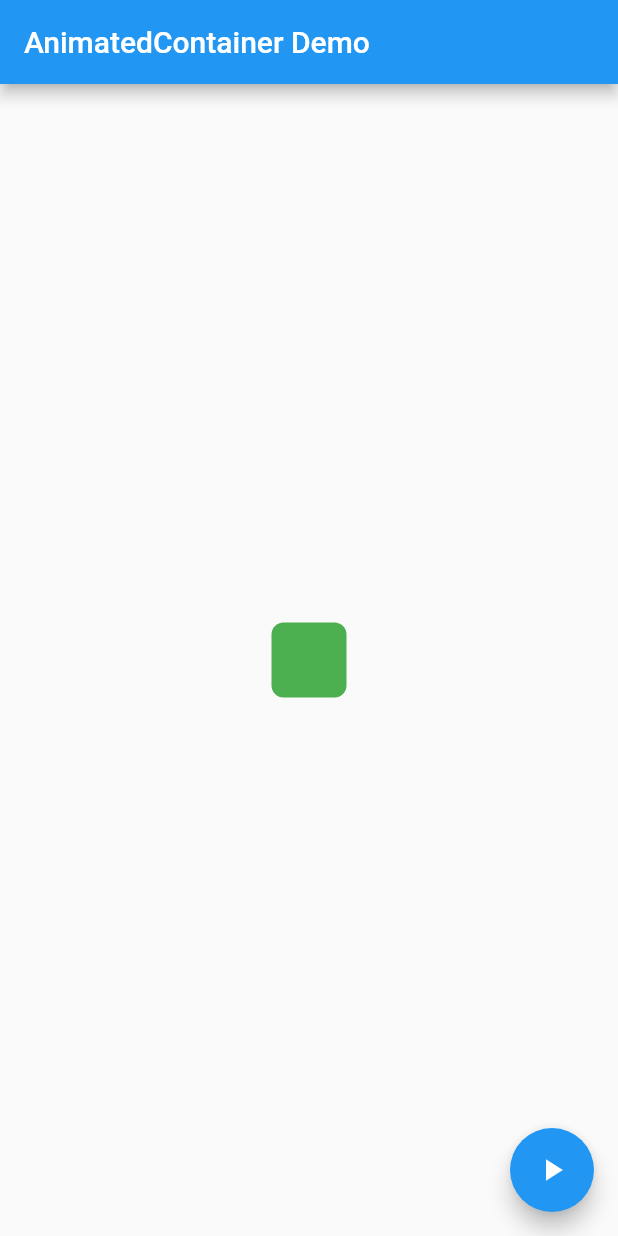
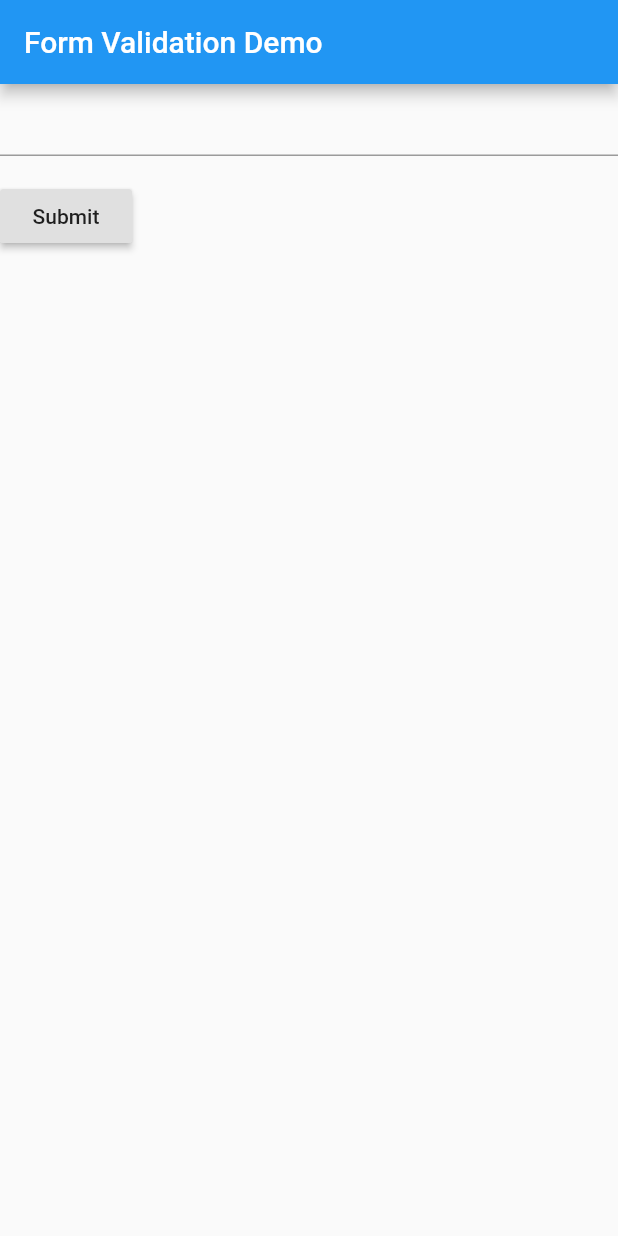
Before and after one commit to danielson150/flutter_myapp, a Flutter app: the screen it shows after launch, on a phone screen of 412 x 824 dp. Run offline on Flutter 3.47's test engine with Material 2 defaults, Android fonts, the phone set to English and light mode, and no system bars.

Commit message:
forms validation

```diff
--- a/lib/main.dart
+++ b/lib/main.dart
@@ -1,72 +1,75 @@
-import 'dart:math';
-
 import 'package:flutter/material.dart';
 
-void main() => runApp(AnimatedContainerApp());
+void main() => runApp(MyApp());
 
-class AnimatedContainerApp extends StatefulWidget {
-  @override
-  _AnimatedContainerAppState createState() => _AnimatedContainerAppState();
-}
-
-class _AnimatedContainerAppState extends State<AnimatedContainerApp> {
-  // Define the various properties with default values. Update these properties
-  // when the user taps a FloatingActionButton.
-  double _width = 50;
-  double _height = 50;
-  Color _color = Colors.green;
-  BorderRadiusGeometry _borderRadius = BorderRadius.circular(8);
-
+class MyApp extends StatelessWidget {
   @override
   Widget build(BuildContext context) {
+    final appTitle = 'Form Validation Demo';
+
     return MaterialApp(
+      title: appTitle,
       home: Scaffold(
         appBar: AppBar(
-          title: Text('AnimatedContainer Demo'),
+          title: Text(appTitle),
         ),
-        body: Center(
-          child: AnimatedContainer(
-            // Use the properties stored in the State class.
-            width: _width,
-            height: _height,
-            decoration: BoxDecoration(
-              color: _color,
-              borderRadius: _borderRadius,
-            ),
-            // Define how long the animation should take.
-            duration: Duration(seconds: 1),
-            // Provide an optional curve to make the animation feel smoother.
-            curve: Curves.fastOutSlowIn,
-          ),
-        ),
-        floatingActionButton: FloatingActionButton(
-          child: Icon(Icons.play_arrow),
-          // When the user taps the button
-          onPressed: () {
-            // Use setState to rebuild the widget with new values.
-            setState(() {
-              // Create a random number generator.
-              final random = Random();
-
-              // Generate a random width and height.
-              _width = random.nextInt(300).toDouble();
-              _height = random.nextInt(300).toDouble();
-
-              // Generate a random color.
-              _color = Color.fromRGBO(
-                random.nextInt(256),
-                random.nextInt(256),
-                random.nextInt(256),
-                1,
-              );
-
-              // Generate a random border radius.
-              _borderRadius =
-                  BorderRadius.circular(random.nextInt(100).toDouble());
-            });
-          },
-        ),
+        body: MyCustomForm(),
       ),
     );
   }
 }
+
+// Create a Form widget.
+class MyCustomForm extends StatefulWidget {
+  @override
+  MyCustomFormState createState() {
+    return MyCustomFormState();
+  }
+}
+
+// Create a corresponding State class.
+// This class holds data related to the form.
+class MyCustomFormState extends State<MyCustomForm> {
+  // Create a global key that uniquely identifies the Form widget
+  // and allows validation of the form.
+  //
+  // Note: This is a GlobalKey<FormState>,
+  // not a GlobalKey<MyCustomFormState>.
+  final _formKey = GlobalKey<FormState>();
+
+  @override
+  Widget build(BuildContext context) {
+    // Build a Form widget using the _formKey created above.
+    return Form(
+      key: _formKey,
+      child: Column(
+        crossAxisAlignment: CrossAxisAlignment.start,
+        children: <Widget>[
+          TextFormField(
+            validator: (value) {
+              if (value.isEmpty) {
+                return 'Enter some text';
+              }
+              return null;
+            },
+          ),
+          Padding(
+            padding: const EdgeInsets.symmetric(vertical: 16.0),
+            child: RaisedButton(
+              onPressed: () {
+                // Validate returns true if the form is valid, or false
+                // otherwise.
+                if (_formKey.currentState.validate()) {
+                  // If the form is valid, display a Snackbar.
+                  Scaffold.of(context)
+                      .showSnackBar(SnackBar(content: Text('Processing Data')));
+                }
+              },
+              child: Text('Submit'),
+            ),
+          ),
+        ],
+      ),
+    );
+  }
+}
```
